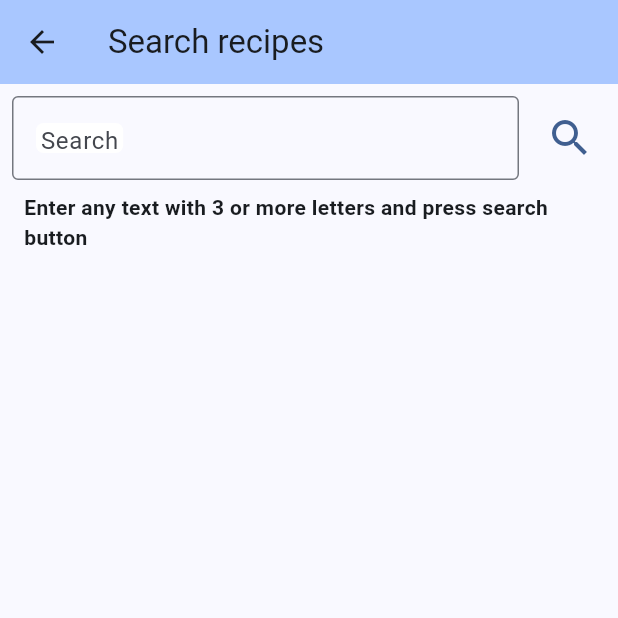
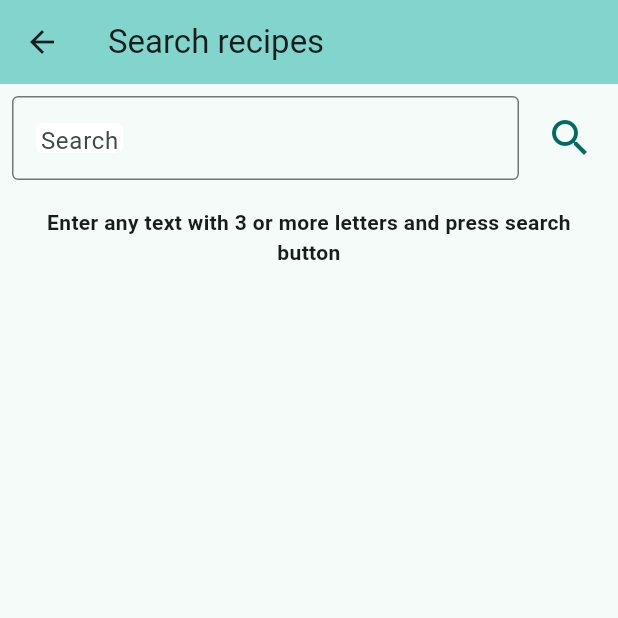
Before and after one commit to aeternam-13/RecipesAppFlutter, a Flutter app: the screen it shows after launch, after a tap on the "search" icon, on a phone screen of 412 x 824 dp, the top half of it. Run offline on Flutter 3.47's test engine with Material 3 defaults, Android fonts, the phone set to English and light mode, and no system bars; our stand-ins replace cached_network_image, dart_mappable, flutter_bloc, get_it, hive_ce, multiple_result; accounts and stored records are empty; generated files the repository leaves out were written again; network calls fail.

Commit message:
fix: visual fixed

```diff
--- a/lib/feature_recipes/presentation/recipe_search/recipe_search_bloc.dart
+++ b/lib/feature_recipes/presentation/recipe_search/recipe_search_bloc.dart
@@ -1,7 +1,4 @@
-import 'dart:developer';
-
 import 'package:flutter_bloc/flutter_bloc.dart';
-
 import 'package:recipes_app/feature_recipes/domain/use_cases/use_cases.dart';
 import 'package:recipes_app/feature_recipes/presentation/recipe_search/recipe_search_event.dart';
 import 'package:recipes_app/feature_recipes/presentation/recipe_search/recipe_search_state.dart';
@@ -21,18 +18,22 @@ class RecipeSearchBloc extends Bloc<RecipeSearchEvent, RecipeSearchState> {
   void _searchRecipes(Search event, Emitter<RecipeSearchState> emit) async {
     if (state == SearchingState() || _state.value.length < 3) return;
     emit(SearchingState());
+
     final filtered = await _useCases.searchRecipe(
       _state.allRecipes,
       _state.value,
     );
 
     _state = _state.copyWith(filtered: filtered);
+
+    await Future.delayed(Duration(seconds: 1));
     emit(SearchFoundState(recipesFound: _state.filtered));
   }
 
   void _enteredValue(EnteredValue event, Emitter<RecipeSearchState> emit) {
     _state = _state.copyWith(value: event.value);
     if (_state.value.isEmpty) {
+      _state = _state.copyWith(filtered: []);
       emit(EmptySearchState());
     }
   }
--- a/lib/feature_recipes/presentation/recipe_search/recipe_search_screen.dart
+++ b/lib/feature_recipes/presentation/recipe_search/recipe_search_screen.dart
@@ -44,6 +44,7 @@ class _RecipeSearchScreenState extends State<RecipeSearchScreen> {
       child: Padding(
         padding: const EdgeInsets.all(8.0),
         child: Column(
+          spacing: 10,
           children: [
             Row(
               spacing: 10,
@@ -83,14 +84,15 @@ class _RecipeSearchScreenState extends State<RecipeSearchScreen> {
                 ),
               ],
             ),
-            Expanded(
-              child: BlocBuilder<RecipeSearchBloc, RecipeSearchState>(
+
+            BlocBuilder<RecipeSearchBloc, RecipeSearchState>(
               builder: (context, state) {
                 switch (state) {
                   case EmptySearchState():
                     return Padding(
                       padding: EdgeInsets.all(8),
                       child: Text(
+                        textAlign: TextAlign.center,
                         "Enter any text with 3 or more letters and press search button",
                         style: TextStyle(fontWeight: FontWeight.bold),
                       ),
@@ -104,10 +106,24 @@ class _RecipeSearchScreenState extends State<RecipeSearchScreen> {
                   case ErrorSearch():
                     return SizedBox.shrink();
                   case SearchFoundState():
-                      return RecipeDetailList(recipes: state.recipesFound);
+                    if (state.recipesFound.isEmpty) {
+                      return Column(
+                        mainAxisAlignment: MainAxisAlignment.center,
+                        mainAxisSize: MainAxisSize.max,
+                        children: [
+                          Icon(Icons.warning, color: Colors.amber, size: 60),
+                          Text(
+                            "No results found",
+                            style: theme.textTheme.labelLarge,
+                          ),
+                        ],
+                      );
+                    }
+                    return Expanded(
+                      child: RecipeDetailList(recipes: state.recipesFound),
+                    );
                 }
               },
-              ),
             ),
           ],
         ),
--- a/lib/feature_recipes/presentation/recipes/recipes_screen.dart
+++ b/lib/feature_recipes/presentation/recipes/recipes_screen.dart
@@ -1,11 +1,7 @@
-import 'dart:developer';
-import 'package:cached_network_image/cached_network_image.dart';
 import 'package:flutter/material.dart';
 import 'package:flutter_bloc/flutter_bloc.dart';
 import 'package:recipes_app/core/safe_scope.dart';
-import 'package:recipes_app/feature_recipes/data/data_source/recipe_dao_api.dart';
 import 'package:recipes_app/feature_recipes/presentation/common/recipe_detail.dart';
-import 'package:recipes_app/feature_recipes/presentation/recipe_detail/recipes_detail_screen.dart';
 import 'package:recipes_app/feature_recipes/presentation/recipe_search/recipe_search_bloc.dart';
 import 'package:recipes_app/feature_recipes/presentation/recipe_search/recipe_search_screen.dart';
 import 'package:recipes_app/feature_recipes/presentation/recipes/recipes_bloc.dart';
--- a/lib/main.dart
+++ b/lib/main.dart
@@ -28,7 +28,7 @@ class RecipesApp extends StatelessWidget {
       title: 'Recipes App',
       theme: ThemeData(
         colorScheme: ColorScheme.fromSeed(
-          seedColor: const Color.fromARGB(255, 20, 134, 255),
+          seedColor: const Color.fromARGB(255, 34, 255, 240),
         ),
       ),
       home: MultiBlocProvider(
```
Also changed, not shown: 1 other file. Lines whose indentation alone changed are shown as unchanged.
